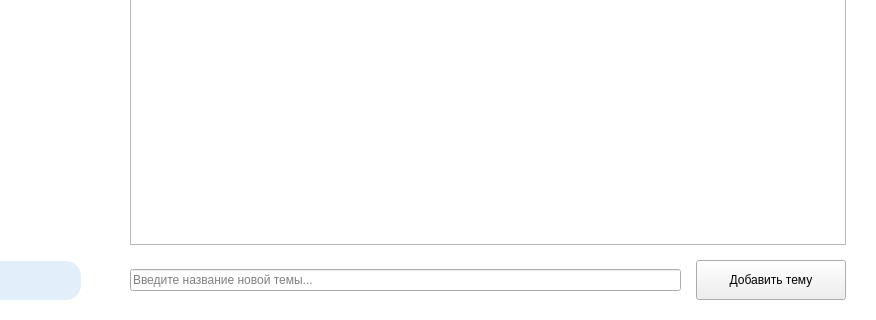
Before: the Qt Designer form app/ui/main.ui in vasilisqq/music_app, drawn with Qt 5; both pictures show x 124 to 1000 and y 380 to 700 of the 1000 by 700 pixel window.
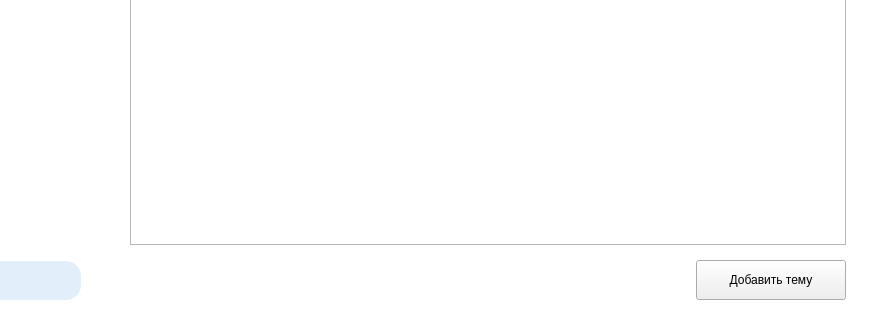
After: the same form once the commit is applied. The open tabs and pages were chosen to show the change.

The edit to the form file:
```diff
--- a/app/ui/main.ui
+++ b/app/ui/main.ui
@@ -655,11 +655,17 @@
          <item>
           <layout class="QHBoxLayout" name="addTopicLayout">
            <item>
-            <widget class="QLineEdit" name="line_new_topic">
-             <property name="placeholderText">
-              <string>Введите название новой темы...</string>
+            <spacer name="horizontalSpacer_addTopic">
+             <property name="orientation">
+              <enum>Qt::Orientation::Horizontal</enum>
              </property>
-            </widget>
+             <property name="sizeHint" stdset="0">
+              <size>
+               <width>40</width>
+               <height>20</height>
+              </size>
+             </property>
+            </spacer>
            </item>
            <item>
             <widget class="QPushButton" name="btn_add_topic">
```
